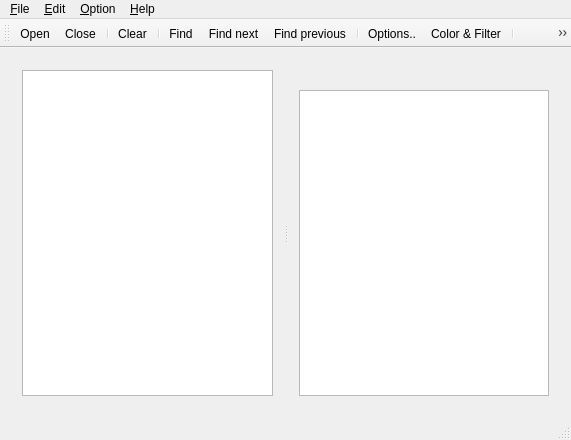
Old version of the form mainwindow.ui in the repository televisionpham/VLogViewer.
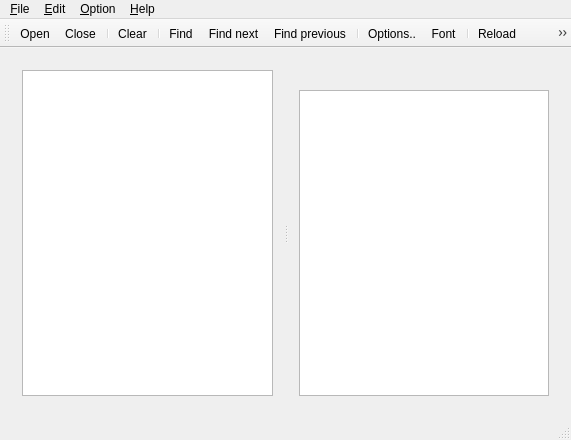
New version of the form. Icons and pictures are not drawn.

What changed in the file:
```diff
--- a/mainwindow.ui
+++ b/mainwindow.ui
@@ -131,7 +131,7 @@
    <addaction name="actionFindPrevious"/>
    <addaction name="separator"/>
    <addaction name="actionOptions"/>
-   <addaction name="actionColorFilter"/>
+   <addaction name="actionFont"/>
    <addaction name="separator"/>
    <addaction name="actionReload"/>
    <addaction name="actionFollowTail"/>
@@ -285,15 +285,6 @@
     <string>&amp;Options..</string>
    </property>
   </action>
-  <action name="actionColorFilter">
-   <property name="icon">
-    <iconset resource="resources.qrc">
-     <normaloff>:/images/configure-5.png</normaloff>:/images/configure-5.png</iconset>
-   </property>
-   <property name="text">
-    <string>&amp;Color &amp;&amp; Filter...</string>
-   </property>
-  </action>
   <action name="actionFollowTail">
    <property name="checkable">
     <bool>true</bool>
@@ -327,6 +318,15 @@
     <string>&amp;About...</string>
    </property>
   </action>
+  <action name="actionFont">
+   <property name="icon">
+    <iconset resource="resources.qrc">
+     <normaloff>:/images/font-x-generic.png</normaloff>:/images/font-x-generic.png</iconset>
+   </property>
+   <property name="text">
+    <string>Fo&amp;nt...</string>
+   </property>
+  </action>
  </widget>
  <layoutdefault spacing="6" margin="11"/>
  <resources>
```
Left out of the diff: 2 changed lines with no effect on the pictures.
